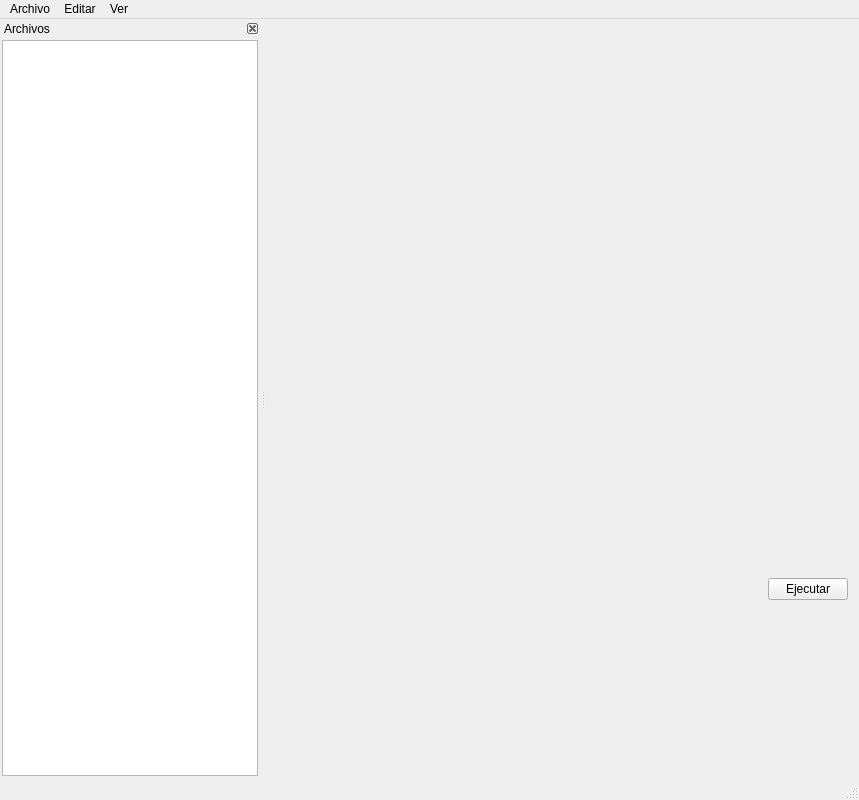
mncarbone/mundiales, file myide/main.ui: the form before one commit.
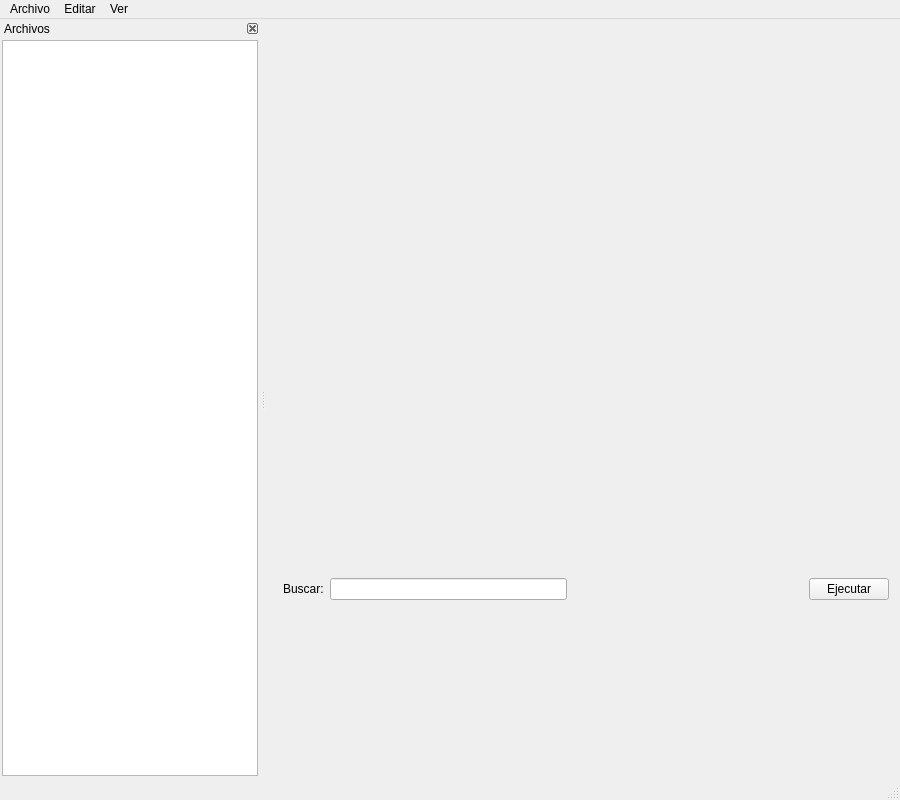
The form after the commit. Custom widgets are drawn as their Qt base class.

Commit message: Novedades: busqueda y archivo modif* en titulo

```diff
--- a/myide/main.ui
+++ b/myide/main.ui
@@ -6,7 +6,7 @@
    <rect>
     <x>0</x>
     <y>0</y>
-    <width>859</width>
+    <width>900</width>
     <height>800</height>
    </rect>
   </property>
@@ -28,6 +28,19 @@
     <item>
      <widget class="QWidget" name="widget" native="true">
       <layout class="QHBoxLayout" name="horizontalLayout">
+       <item>
+        <widget class="QWidget" name="widget_2" native="true"/>
+       </item>
+       <item>
+        <widget class="QLabel" name="label">
+         <property name="text">
+          <string>Buscar:</string>
+         </property>
+        </widget>
+       </item>
+       <item>
+        <widget class="QLineEdit" name="lineEdit"/>
+       </item>
        <item>
         <spacer name="horizontalSpacer">
          <property name="orientation">
@@ -58,7 +71,7 @@
     <rect>
      <x>0</x>
      <y>0</y>
-     <width>859</width>
+     <width>900</width>
      <height>23</height>
     </rect>
    </property>
```
Left out of the diff: 34 changed lines with no effect on the pictures. The commit also changes 2 other files.
